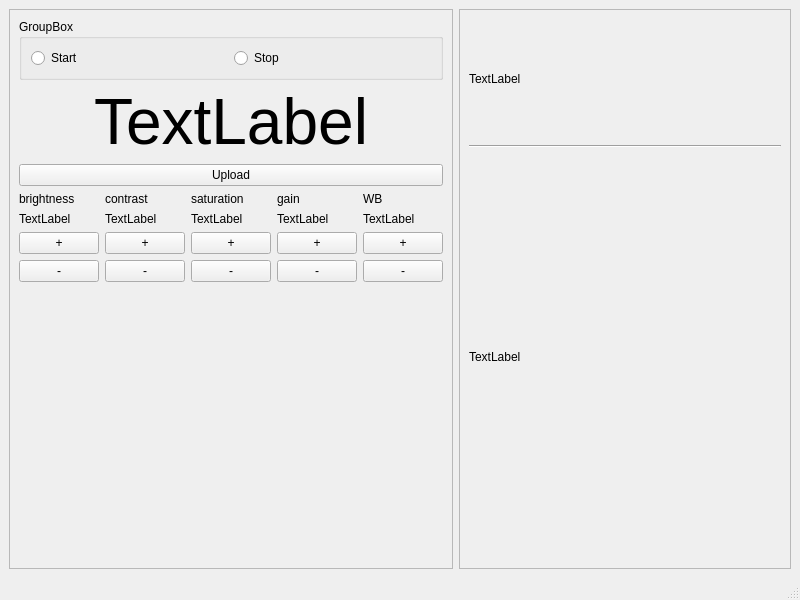
Qt form mainwindow.ui (horvathzoltan/instest) before a commit.
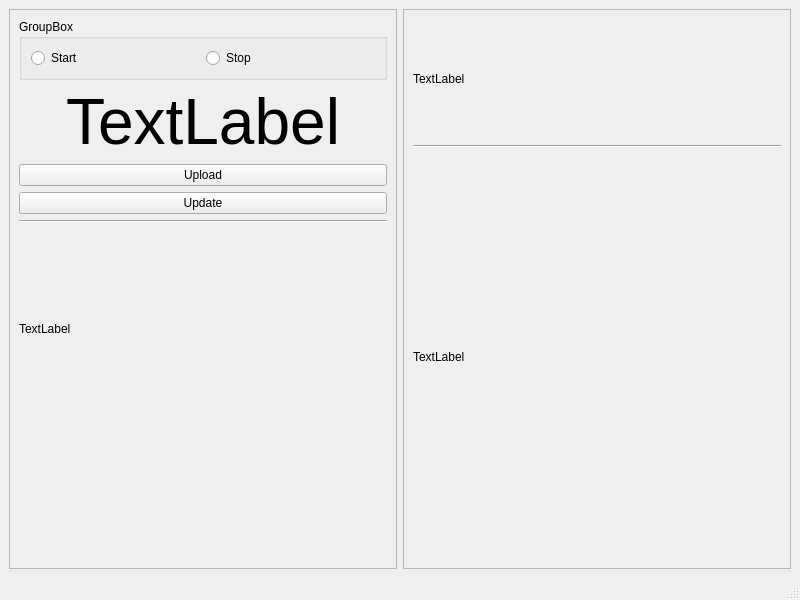
The same form after that commit.

What changed in the file:
```diff
--- a/mainwindow.ui
+++ b/mainwindow.ui
@@ -70,148 +70,34 @@
         </widget>
        </item>
        <item>
-        <layout class="QGridLayout" name="gridLayout">
-         <item row="1" column="3">
-          <widget class="QLabel" name="label_g">
-           <property name="text">
-            <string>TextLabel</string>
-           </property>
-          </widget>
-         </item>
-         <item row="0" column="1">
-          <widget class="QLabel" name="label_2">
-           <property name="text">
-            <string>contrast</string>
-           </property>
-          </widget>
-         </item>
-         <item row="2" column="0">
-          <widget class="QPushButton" name="pushButton_bp">
-           <property name="text">
-            <string>+</string>
-           </property>
-          </widget>
-         </item>
-         <item row="3" column="2">
-          <widget class="QPushButton" name="pushButton_sp">
-           <property name="text">
-            <string>-</string>
-           </property>
-          </widget>
-         </item>
-         <item row="1" column="2">
-          <widget class="QLabel" name="label_s">
-           <property name="text">
-            <string>TextLabel</string>
-           </property>
-          </widget>
-         </item>
-         <item row="0" column="3">
-          <widget class="QLabel" name="label_4">
-           <property name="text">
-            <string>gain</string>
-           </property>
-          </widget>
-         </item>
-         <item row="3" column="3">
-          <widget class="QPushButton" name="pushButton_gm">
-           <property name="text">
-            <string>-</string>
-           </property>
-          </widget>
-         </item>
-         <item row="2" column="1">
-          <widget class="QPushButton" name="pushButton_cp">
-           <property name="text">
-            <string>+</string>
-           </property>
-          </widget>
-         </item>
-         <item row="0" column="0">
-          <widget class="QLabel" name="label">
-           <property name="text">
-            <string>brightness</string>
-           </property>
-          </widget>
-         </item>
-         <item row="3" column="1">
-          <widget class="QPushButton" name="pushButton_cm">
-           <property name="text">
-            <string>-</string>
-           </property>
-          </widget>
-         </item>
-         <item row="2" column="3">
-          <widget class="QPushButton" name="pushButton_gp">
-           <property name="text">
-            <string>+</string>
-           </property>
-          </widget>
-         </item>
-         <item row="0" column="2">
-          <widget class="QLabel" name="label_3">
-           <property name="text">
-            <string>saturation</string>
-           </property>
-          </widget>
-         </item>
-         <item row="3" column="0">
-          <widget class="QPushButton" name="pushButton_bm">
-           <property name="text">
-            <string>-</string>
-           </property>
-          </widget>
-         </item>
-         <item row="1" column="1">
-          <widget class="QLabel" name="label_c">
-           <property name="text">
-            <string>TextLabel</string>
-           </property>
-          </widget>
-         </item>
-         <item row="2" column="2">
-          <widget class="QPushButton" name="pushButton_sm">
-           <property name="text">
-            <string>+</string>
-           </property>
-          </widget>
-         </item>
-         <item row="1" column="0">
-          <widget class="QLabel" name="label_b">
-           <property name="text">
-            <string>TextLabel</string>
-           </property>
-          </widget>
-         </item>
-         <item row="2" column="4">
-          <widget class="QPushButton" name="pushButton_wbp">
-           <property name="text">
-            <string>+</string>
-           </property>
-          </widget>
-         </item>
-         <item row="3" column="4">
-          <widget class="QPushButton" name="pushButton_wbm">
-           <property name="text">
-            <string>-</string>
-           </property>
-          </widget>
-         </item>
-         <item row="0" column="4">
-          <widget class="QLabel" name="label_5">
-           <property name="text">
-            <string>WB</string>
-           </property>
-          </widget>
-         </item>
-         <item row="1" column="4">
-          <widget class="QLabel" name="label_wb">
-           <property name="text">
-            <string>TextLabel</string>
-           </property>
-          </widget>
-         </item>
-        </layout>
+        <widget class="QPushButton" name="pushButton_update">
+         <property name="text">
+          <string>Update</string>
+         </property>
+        </widget>
+       </item>
+       <item>
+        <widget class="Line" name="line_2">
+         <property name="orientation">
+          <enum>Qt::Horizontal</enum>
+         </property>
+        </widget>
+       </item>
+       <item>
+        <widget class="QLabel" name="label_msg">
+         <property name="minimumSize">
+          <size>
+           <width>0</width>
+           <height>200</height>
+          </size>
+         </property>
+         <property name="text">
+          <string>TextLabel</string>
+         </property>
+         <property name="scaledContents">
+          <bool>true</bool>
+         </property>
+        </widget>
        </item>
        <item>
         <spacer name="verticalSpacer">
```
